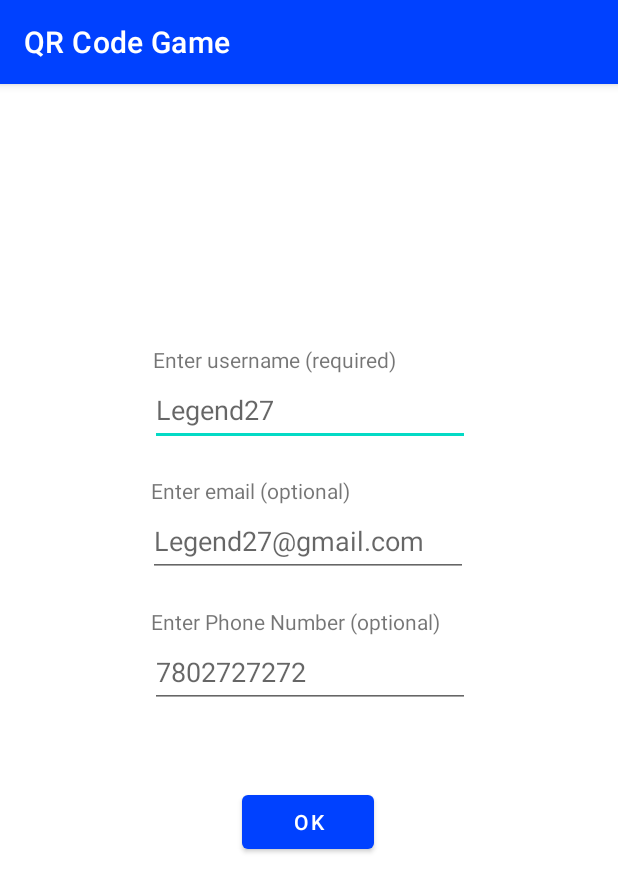
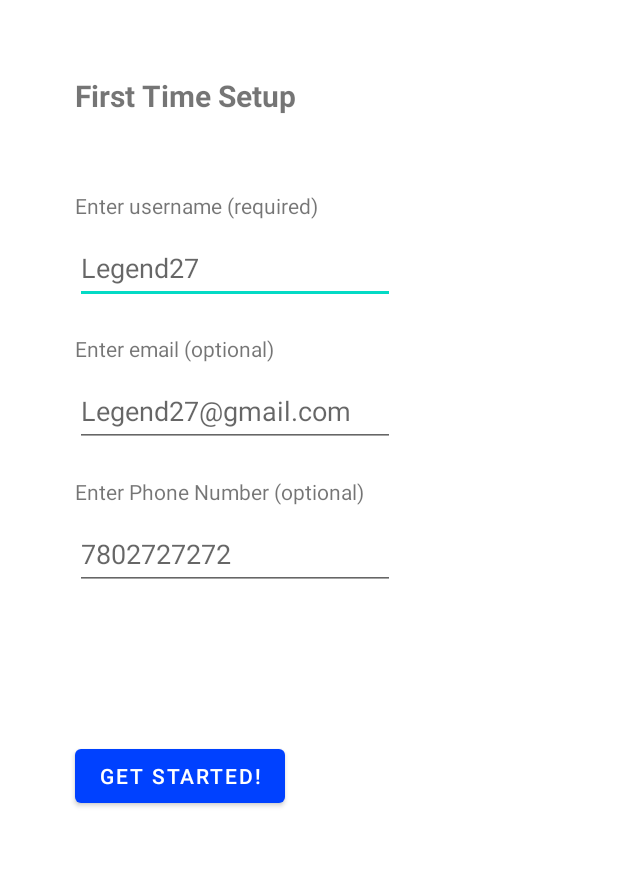
Before and after one commit to malhar2000/QR-Code-Game, an Android app: the screen it shows after launch (FirstTimeActivity), on a phone screen of 412 x 824 dp. Shown: the top 892 px of the screen. Run offline under Robolectric (Android 15) with nearby library versions, the phone set to English and light mode, and no system bars; our stand-ins replace Firebase (no records; nobody signed in at launch, a user with empty details on screens opened directly).

```diff
--- a/code/app/src/main/java/com/example/qrcodegame/FirstTimeActivity.java
+++ b/code/app/src/main/java/com/example/qrcodegame/FirstTimeActivity.java
@@ -12,6 +12,7 @@ import android.widget.EditText;
 import android.widget.Toast;
 
 import com.example.qrcodegame.models.User;
+import com.example.qrcodegame.utils.CurrentUserHelper;
 import com.google.android.gms.tasks.OnFailureListener;
 import com.google.android.gms.tasks.OnSuccessListener;
 import com.google.firebase.firestore.DocumentReference;
@@ -27,10 +28,10 @@ import java.util.Map;
 public class FirstTimeActivity extends AppCompatActivity {
 
     // objects used
-
     private Button btnGo;
     private EditText edtTxtUserName, edtTxtEmail, edtTxtPhoneNumber;
     private final FirebaseFirestore db = FirebaseFirestore.getInstance();
+
 
     ArrayList<String> allUsernames = new ArrayList<String>();
 
@@ -39,14 +40,14 @@ public class FirstTimeActivity extends AppCompatActivity {
     protected void onCreate(Bundle savedInstanceState) {
         super.onCreate(savedInstanceState);
         setContentView(R.layout.activity_first_time);
-
+        getSupportActionBar().hide();
 
         btnGo = (Button) findViewById(R.id.buttonGo);
         edtTxtUserName = (EditText)  findViewById(R.id.editTextUsername);
         edtTxtPhoneNumber = (EditText) findViewById(R.id.editTextPhoneNumber);
         edtTxtEmail = (EditText) findViewById(R.id.editTextEmail);
 
-       checkIfUsernameUnique();
+        fetchAllUsernames();
 
         btnGo.setOnClickListener(new View.OnClickListener() {
             @Override
@@ -57,16 +58,7 @@ public class FirstTimeActivity extends AppCompatActivity {
                 String enteredPhoneNumber = edtTxtPhoneNumber.getText().toString();
 
 
-                boolean uniqueUsername = true;
-                for (int i = 0; i < allUsernames.size(); i++)
-                {
-                    Log.d("all", allUsernames.get(i));
-                    if (enteredUsername.equals(allUsernames.get(i)))
-                    {
-                        uniqueUsername = false;
-                        break;
-                    }
-                }
+                boolean uniqueUsername = !allUsernames.contains(enteredUsername);
 
                 if (enteredUsername.equals(""))
                 {
@@ -81,13 +73,18 @@ public class FirstTimeActivity extends AppCompatActivity {
                 {
                     User newUser = new User();
                     newUser.setUsername(enteredUsername);
+                    newUser.getDevices().add(CurrentUserHelper.getInstance().getUniqueID());
+
                     if (!enteredEmail.equals("")) {
                         newUser.setEmail(enteredEmail);
                     }
                     if (!enteredPhoneNumber.equals("")) {
-                        newUser.setEmail(enteredEmail);
+                        newUser.setPhone(enteredPhoneNumber);
                     }
+
                     addUser(newUser);
+
+                    CurrentUserHelper.getInstance().setUsername(enteredUsername);
 
                     Intent intent = new Intent(FirstTimeActivity.this, MainActivity.class);
                     startActivity(intent);
@@ -98,12 +95,9 @@ public class FirstTimeActivity extends AppCompatActivity {
     }
 
     private void addUser(User newUserToAdd) {
-        // Add a new document with a generated id.
-        Map<String, Object> data = new HashMap<>();
-        data.put("name", newUserToAdd);
 
         db.collection("Users")
-                .add(data)
+                .add(newUserToAdd)
                 .addOnSuccessListener(new OnSuccessListener<DocumentReference>() {
                     @Override
                     public void onSuccess(DocumentReference documentReference) {
@@ -118,7 +112,7 @@ public class FirstTimeActivity extends AppCompatActivity {
                 });
     }
 
-    protected void checkIfUsernameUnique() {
+    protected void fetchAllUsernames() {
         allUsernames.clear();
         db.collection("Users")
                 .get()
--- a/code/app/src/main/java/com/example/qrcodegame/models/User.java
+++ b/code/app/src/main/java/com/example/qrcodegame/models/User.java
@@ -55,11 +55,11 @@ public class User {
         this.totalScore = totalScore;
     }
 
-    public ArrayList<String> getDeviceID() {
+    public ArrayList<String> getDevices() {
         return devices;
     }
 
-    public void setDeviceID(ArrayList<String> deviceID) {
+    public void setDevices(ArrayList<String> deviceID) {
         this.devices = deviceID;
     }
 
--- a/code/app/src/main/res/layout/activity_first_time.xml
+++ b/code/app/src/main/res/layout/activity_first_time.xml
@@ -4,89 +4,90 @@
     xmlns:tools="http://schemas.android.com/tools"
     android:layout_width="match_parent"
     android:layout_height="match_parent"
+    android:padding="0dp"
     tools:context=".FirstTimeActivity">
 
     <EditText
         android:id="@+id/editTextUsername"
         android:layout_width="wrap_content"
         android:layout_height="wrap_content"
-        android:layout_marginBottom="20dp"
+        android:layout_marginTop="8dp"
         android:ems="10"
+        android:hint="Legend27"
         android:inputType="textPersonName"
         android:minHeight="48dp"
-        android:hint="Legend27"
-        app:layout_constraintBottom_toTopOf="@+id/textViewEmail"
-        app:layout_constraintEnd_toEndOf="parent"
-        app:layout_constraintHorizontal_bias="0.502"
-        app:layout_constraintStart_toStartOf="parent" />
+        app:layout_constraintStart_toStartOf="@+id/textViewUserName"
+        app:layout_constraintTop_toBottomOf="@+id/textViewUserName" />
 
     <EditText
         android:id="@+id/editTextEmail"
         android:layout_width="wrap_content"
         android:layout_height="wrap_content"
-        android:layout_marginBottom="20dp"
         android:ems="10"
+        android:hint="Legend27@gmail.com"
         android:inputType="textPersonName"
         android:minHeight="48dp"
-        android:hint="Legend27@gmail.com"
-        app:layout_constraintBottom_toTopOf="@+id/textViewPhoneNumber"
-        app:layout_constraintEnd_toEndOf="parent"
-        app:layout_constraintHorizontal_bias="0.497"
-        app:layout_constraintStart_toStartOf="parent" />
+        android:layout_marginTop="8dp"
+        app:layout_constraintStart_toStartOf="@+id/textViewEmail"
+        app:layout_constraintTop_toBottomOf="@+id/textViewEmail" />
 
     <EditText
         android:id="@+id/editTextPhoneNumber"
         android:layout_width="wrap_content"
         android:layout_height="wrap_content"
-        android:layout_marginBottom="52dp"
         android:ems="10"
+        android:hint="7802727272"
         android:inputType="textPersonName"
         android:minHeight="48dp"
-        android:hint="7802727272"
-        app:layout_constraintBottom_toTopOf="@+id/buttonGo"
-        app:layout_constraintEnd_toEndOf="parent"
-        app:layout_constraintHorizontal_bias="0.502"
-        app:layout_constraintStart_toStartOf="parent" />
+        android:layout_marginTop="8dp"
+        app:layout_constraintStart_toStartOf="@+id/textViewPhoneNumber"
+        app:layout_constraintTop_toBottomOf="@+id/textViewPhoneNumber" />
 
     <TextView
         android:id="@+id/textViewUserName"
         android:layout_width="wrap_content"
         android:layout_height="wrap_content"
-        android:layout_marginBottom="0dp"
+        android:layout_marginTop="50dp"
         android:text="Enter username (required)"
-        app:layout_constraintBottom_toTopOf="@+id/editTextUsername"
-        app:layout_constraintEnd_toEndOf="parent"
-        app:layout_constraintHorizontal_bias="0.408"
-        app:layout_constraintStart_toStartOf="parent" />
+        app:layout_constraintStart_toStartOf="@+id/firstTimeSetupText"
+        app:layout_constraintTop_toBottomOf="@+id/firstTimeSetupText" />
 
     <TextView
         android:id="@+id/textViewEmail"
         android:layout_width="wrap_content"
         android:layout_height="wrap_content"
+        android:layout_marginTop="20dp"
         android:text="Enter email (optional)"
-        app:layout_constraintBottom_toTopOf="@+id/editTextEmail"
-        app:layout_constraintEnd_toEndOf="parent"
-        app:layout_constraintHorizontal_bias="0.361"
-        app:layout_constraintStart_toStartOf="parent" />
+        app:layout_constraintStart_toStartOf="@+id/editTextUsername"
+        app:layout_constraintTop_toBottomOf="@+id/editTextUsername" />
 
     <TextView
+        android:layout_marginTop="20dp"
         android:id="@+id/textViewPhoneNumber"
         android:layout_width="wrap_content"
         android:layout_height="wrap_content"
         android:text="Enter Phone Number (optional)"
-        app:layout_constraintBottom_toTopOf="@+id/editTextPhoneNumber"
-        app:layout_constraintEnd_toEndOf="parent"
-        app:layout_constraintHorizontal_bias="0.46"
-        app:layout_constraintStart_toStartOf="parent" />
+        app:layout_constraintStart_toStartOf="@+id/editTextEmail"
+        app:layout_constraintTop_toBottomOf="@+id/editTextEmail" />
 
     <Button
         android:id="@+id/buttonGo"
         android:layout_width="wrap_content"
         android:layout_height="wrap_content"
-        android:layout_marginBottom="252dp"
-        android:text="OK"
-        app:layout_constraintBottom_toBottomOf="parent"
-        app:layout_constraintEnd_toEndOf="parent"
-        app:layout_constraintHorizontal_bias="0.498"
-        app:layout_constraintStart_toStartOf="parent" />
+        android:layout_marginTop="100dp"
+        android:text="GET STARTED!"
+        app:layout_constraintStart_toStartOf="@+id/editTextPhoneNumber"
+        app:layout_constraintTop_toBottomOf="@+id/editTextPhoneNumber" />
+
+    <TextView
+        android:id="@+id/firstTimeSetupText"
+        android:layout_width="wrap_content"
+        android:layout_height="wrap_content"
+        android:layout_marginStart="50dp"
+        android:layout_marginTop="50dp"
+        android:text="First Time Setup"
+        android:textSize="20sp"
+        android:textStyle="bold"
+        app:layout_constraintStart_toStartOf="parent"
+        app:layout_constraintTop_toTopOf="parent" />
 </androidx.constraintlayout.widget.ConstraintLayout>
```
